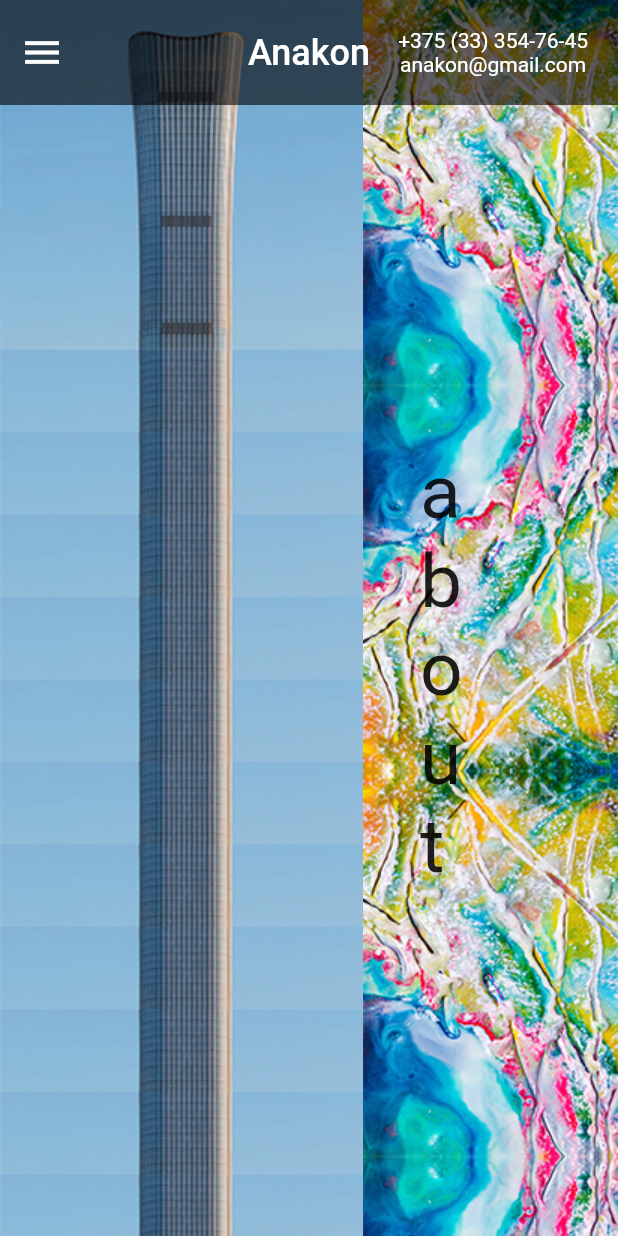
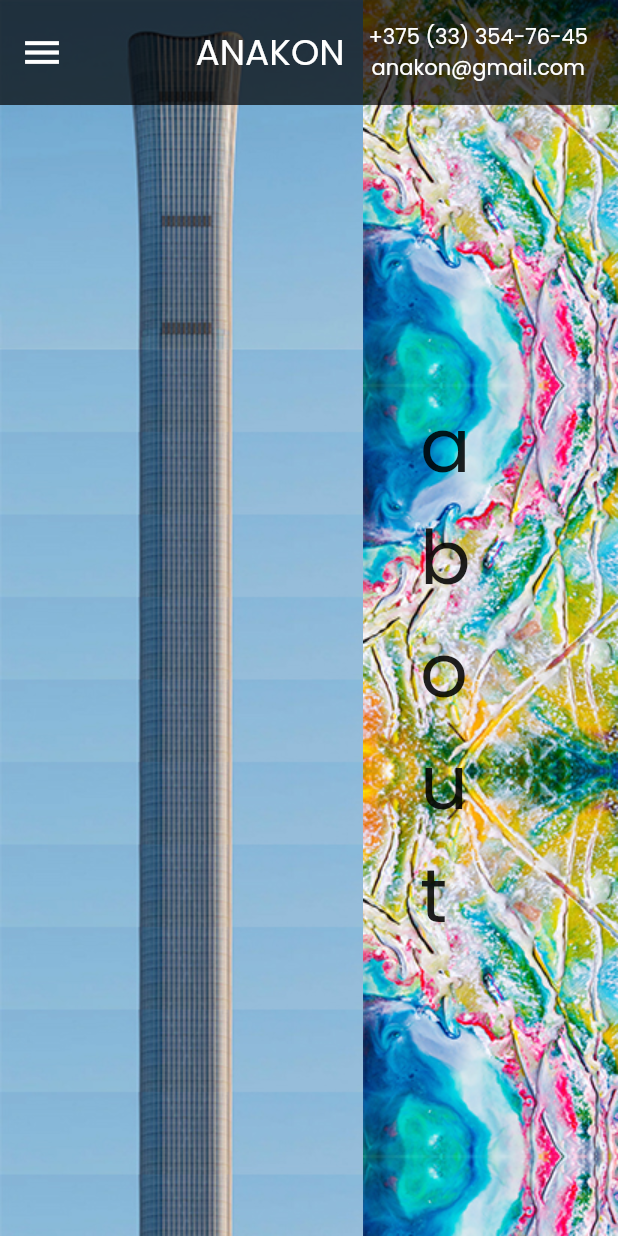
Before and after one commit to kelidon/anakonProject, a Flutter app: the screen it shows after launch, on a phone screen of 412 x 824 dp. Run offline on Flutter 3.47's test engine with Material 2 defaults, Android fonts, the phone set to English and light mode, and no system bars; our stand-ins replace flutter_bloc.

Commit message:
[AT-11] Fix scroll, add fonts

```diff
--- a/lib/main.dart
+++ b/lib/main.dart
@@ -3,6 +3,7 @@
 import 'package:anakonProject/widgets/content/content_widget.dart';
 import 'package:flutter/material.dart';
 import 'package:flutter_bloc/flutter_bloc.dart';
+
 
 void main() {
   runApp(Application());
@@ -23,6 +24,7 @@
         theme: ThemeData(
           primarySwatch: Colors.indigo,
           visualDensity: VisualDensity.adaptivePlatformDensity,
+          fontFamily: 'Poppins'
         ),
         home: ApplicationPage(),
       ),
@@ -41,8 +43,8 @@
   ScrollController _towerController;
 
   _mainScrollListener() {
-    _towerController.jumpTo(_mainController.offset*0.1);
-    _blurController.jumpTo(_mainController.offset*0.03);
+    _towerController.jumpTo(_mainController.offset * 0.1);
+    _blurController.jumpTo(_mainController.offset * 0.03);
   }
 
   @override
@@ -83,7 +85,7 @@
                 backgroundColor: Colors.transparent,
                 drawer: DrawerWidget(),
                 appBar: AppBar(
-                  backgroundColor: Colors.black.withOpacity(0.6),
+                  backgroundColor: Colors.black.withOpacity(0.7),
                   elevation: 0.0,
                   toolbarHeight: 70,
                   leading: Builder(builder: (context) {
@@ -115,13 +117,15 @@
                         ))
                   ],
                   title: Text(
-                    "Anakon",
+                    "ANAKON",
                     style: TextStyle(fontSize: 24),
                   ),
                   centerTitle: true,
                 ),
                 body: SingleChildScrollView(
-                    controller: _mainController, child: ContentWidget())),
+                    physics: NeverScrollableScrollPhysics(),
+                    controller: _mainController,
+                    child: ContentWidget())),
           ],
         ),
       ),
--- a/lib/widgets/content/content_widget.dart
+++ b/lib/widgets/content/content_widget.dart
@@ -20,7 +20,6 @@
   void initState() {
     super.initState();
     currentKey = aboutKey;
-    print("fuck init");
   }
 
   @override
```
Also changed, not shown: pubspec.yaml (+6 -1 lines), assets/fonts/Poppins-Bold.ttf (added), assets/fonts/Poppins-Regular.ttf (added).
